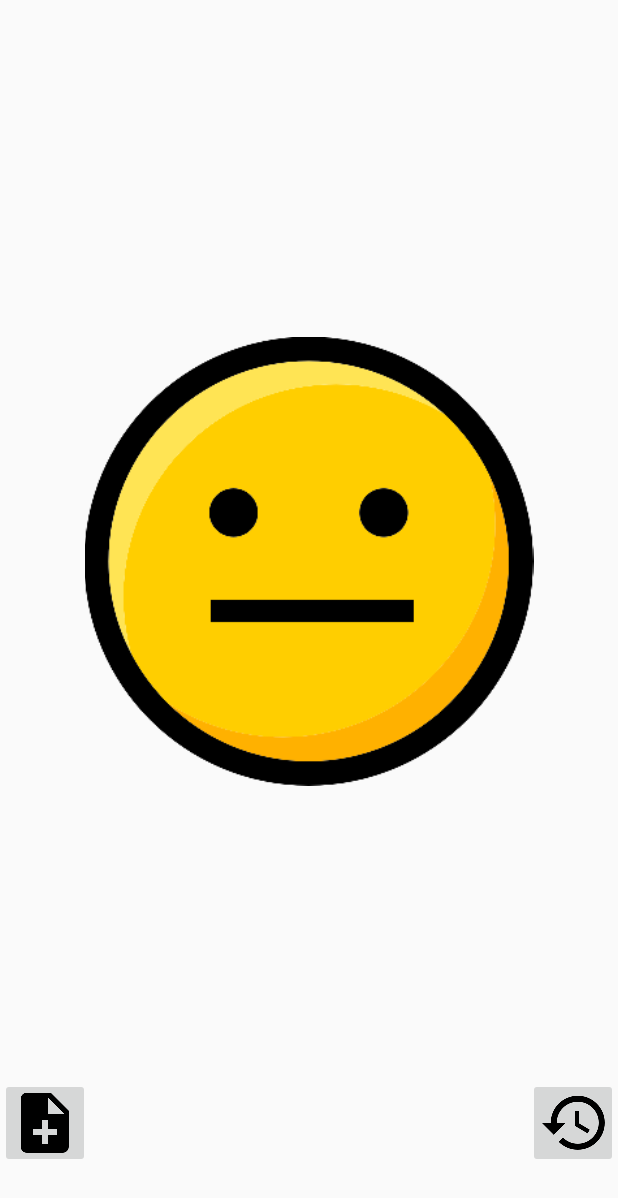
After one commit to Gyraxy/MoodTracker, an Android app: the layout fragment_page.xml on its own in the app's theme, with its tools: preview values and no code run, on a phone screen of 412 x 824 dp. The commit adds this screen. Shown: the top 1198 px of the screen. Run offline under Robolectric (Android 15) with nearby library versions, the phone set to English and light mode, and no system bars.

Commit message:
Add ViewPager method Add Fragment with layout (Commentaries button + historic button + Normal Smiley)

```diff
--- a/app/build.gradle
+++ b/app/build.gradle
@@ -1,7 +1,7 @@
 apply plugin: 'com.android.application'
 
 android {
-    compileSdkVersion 28
+    compileSdkVersion 27
     defaultConfig {
         applicationId "com.duboscq.nicolas.moodtracker"
         minSdkVersion 19
@@ -20,8 +20,9 @@ android {
 
 dependencies {
     implementation fileTree(dir: 'libs', include: ['*.jar'])
-    implementation 'com.android.support:appcompat-v7:28.0.0-alpha3'
+    implementation 'com.android.support:appcompat-v7:27.1.1'
     implementation 'com.android.support.constraint:constraint-layout:1.1.1'
+    implementation 'com.android.support:support-v4:27.1.1'
     testImplementation 'junit:junit:4.12'
     androidTestImplementation 'com.android.support.test:runner:1.0.2'
     androidTestImplementation 'com.android.support.test.espresso:espresso-core:3.0.2'
--- /dev/null
+++ b/app/src/main/res/layout/fragment_page.xml
@@ -0,0 +1,56 @@
+<?xml version="1.0" encoding="utf-8"?>
+<LinearLayout xmlns:app="http://schemas.android.com/apk/res-auto"
+    android:id="@+id/fragment_page_rootview"
+    xmlns:android="http://schemas.android.com/apk/res/android"
+    xmlns:tools="http://schemas.android.com/tools"
+    android:layout_width="match_parent"
+    android:layout_height="match_parent"
+    android:orientation="vertical"
+    tools:context=".Controllers.Fragments.PageFragment"
+    android:gravity="center">
+
+    <Space
+        android:layout_width="match_parent"
+        android:layout_height="0dp"
+        android:layout_weight="1.5" />
+
+    <ImageView
+        android:id="@+id/smiley_normal_img"
+        android:layout_width="match_parent"
+        android:layout_height="0dp"
+        android:layout_weight="2"
+        android:layout_gravity="center"
+        app:srcCompat="@drawable/smiley_normal" />
+
+    <Space
+        android:layout_width="match_parent"
+        android:layout_height="0dp"
+        android:layout_weight="1" />
+    <RelativeLayout
+        android:layout_width="match_parent"
+        android:layout_height="0dp"
+        android:layout_weight="1"
+        android:orientation="horizontal">
+
+        <ImageButton
+            android:id="@+id/commentary_btn"
+            android:layout_width="60dp"
+            android:layout_height="60dp"
+            android:layout_alignParentStart="true"
+            android:layout_centerVertical="true"
+            android:src="@drawable/ic_note_add_black" />
+
+        <ImageButton
+            android:id="@+id/historic_btn"
+            android:layout_width="60dp"
+            android:layout_height="60dp"
+            android:layout_alignParentEnd="true"
+            android:layout_centerVertical="true"
+            android:src="@drawable/ic_history_black" />
+
+
+    </RelativeLayout>
+
+
+
+</LinearLayout>
--- a/app/src/main/res/values/strings.xml
+++ b/app/src/main/res/values/strings.xml
@@ -1,3 +1,6 @@
 <resources>
     <string name="app_name">MoodTracker</string>
+
+    <!-- TODO: Remove or change this placeholder text -->
+    <string name="hello_blank_fragment">Hello blank fragment</string>
 </resources>
```
Also changed, not shown: app/src/main/java/com/duboscq/nicolas/moodtracker/Adapters/PageAdapter.java (added, +31 -0 lines), app/src/main/java/com/duboscq/nicolas/moodtracker/Controllers/Activities/MainActivity.java (+10 -0 lines), app/src/main/java/com/duboscq/nicolas/moodtracker/Controllers/Fragments/PageFragment.java (added, +59 -0 lines), app/src/main/res/layout/activity_main.xml (+4 -16 lines), app/src/main/res/values/colors.xml (+7 -6 lines).
